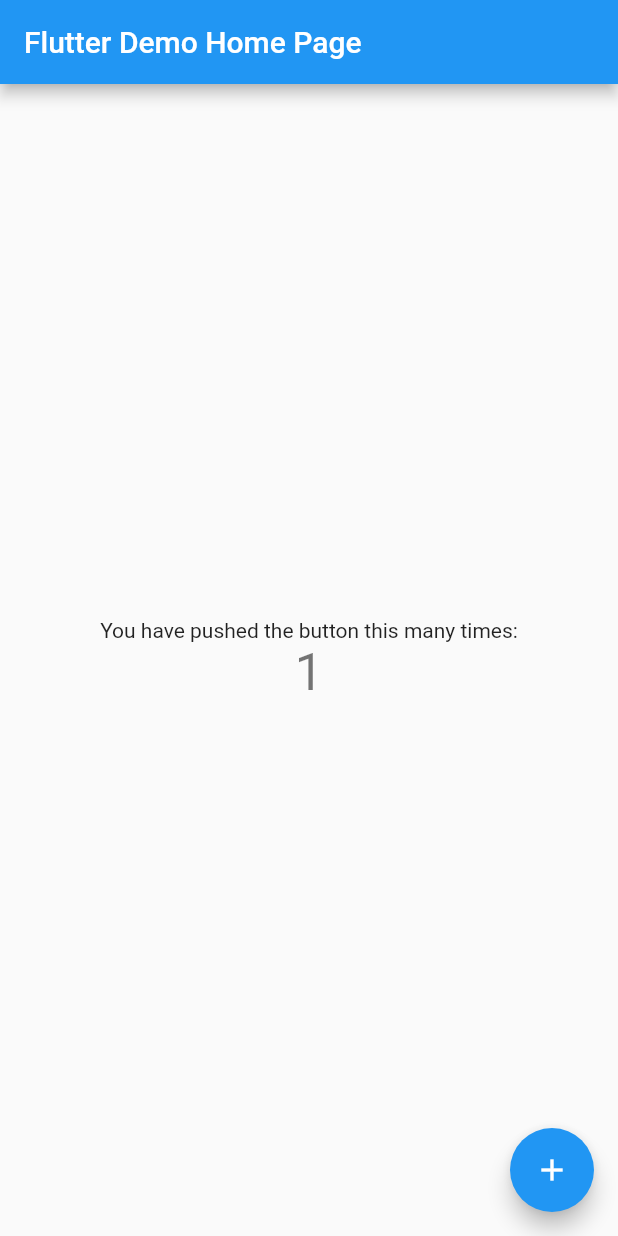
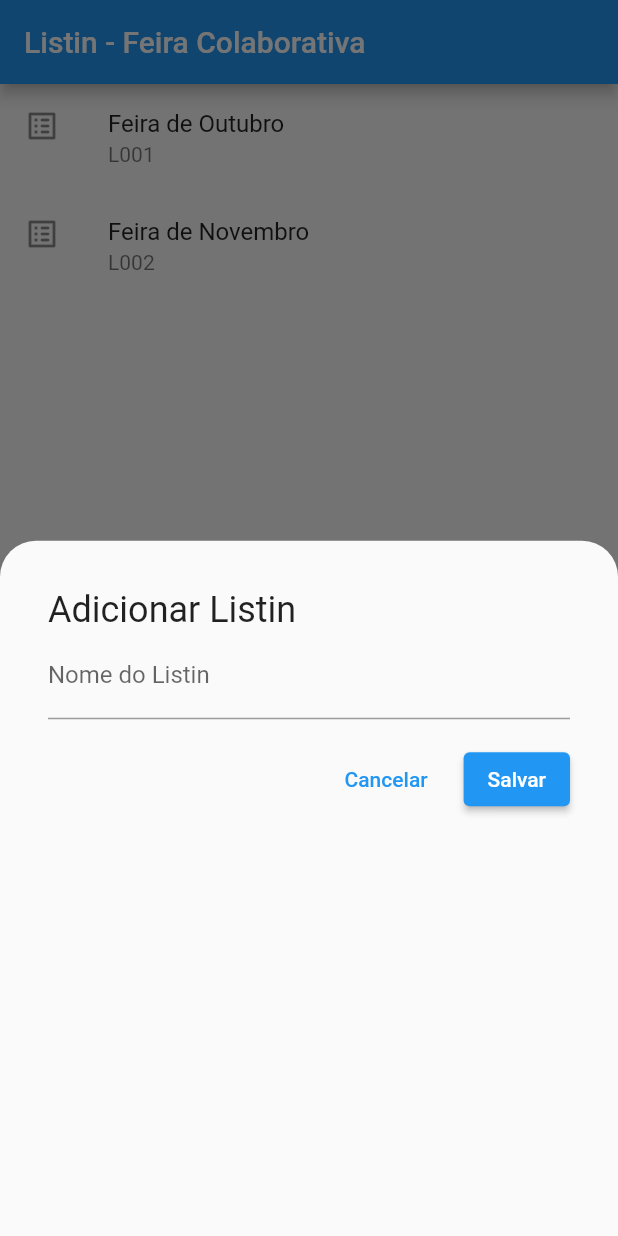
Before and after one commit to arturgussi/flutter_firebase_cloudFireStore, a Flutter app: the screen it shows after launch, after a tap on the "add" icon, on a phone screen of 412 x 824 dp. Run offline on Flutter 3.47's test engine with Material 2 defaults, Android fonts, the phone set to English and light mode, and no system bars; our stand-ins replace cloud_firestore, firebase_core; accounts and stored records are empty; generated files the repository leaves out were written again.

Commit message:
Aula 2: Adicionando e lendo entradas

```diff
--- /dev/null
+++ b/flutter_firebase_firestore_first-main/lib/firestore/models/listin.dart
@@ -0,0 +1,17 @@
+class Listin {
+  String id;
+  String name;
+
+  Listin({required this.id, required this.name});
+
+  Listin.fromMap(Map<String, dynamic> map)
+      : id = map["id"],
+        name = map["name"];
+
+  Map<String, dynamic> toMap() {
+    return {
+      "id": id,
+      "name": name,
+    };
+  }
+}
--- /dev/null
+++ b/flutter_firebase_firestore_first-main/lib/firestore/presentation/home_screen.dart
@@ -0,0 +1,128 @@
+import 'package:cloud_firestore/cloud_firestore.dart';
+import 'package:flutter/material.dart';
+import 'package:uuid/uuid.dart';
+import '../models/listin.dart';
+
+class HomeScreen extends StatefulWidget {
+  const HomeScreen({super.key});
+
+  @override
+  State<HomeScreen> createState() => _HomeScreenState();
+}
+
+class _HomeScreenState extends State<HomeScreen> {
+  final List<Listin> listListins = [
+    Listin(id: "L001", name: "Feira de Outubro"),
+    Listin(id: "L002", name: "Feira de Novembro"),
+  ];
+  FirebaseFirestore firestore = FirebaseFirestore.instance;
+
+  @override
+  Widget build(BuildContext context) {
+    return Scaffold(
+      appBar: AppBar(
+        title: const Text("Listin - Feira Colaborativa"),
+      ),
+      floatingActionButton: FloatingActionButton(
+        onPressed: () {
+          showFormModal();
+        },
+        child: const Icon(Icons.add),
+      ),
+      body: (listListins.isEmpty)
+          ? const Center(
+              child: Text(
+                "Nenhuma lista ainda.\nVamos criar a primeira?",
+                textAlign: TextAlign.center,
+                style: TextStyle(fontSize: 18),
+              ),
+            )
+          : ListView(
+              children: List.generate(
+                listListins.length,
+                (index) {
+                  Listin model = listListins[index];
+                  return ListTile(
+                    leading: const Icon(Icons.list_alt_rounded),
+                    title: Text(model.name),
+                    subtitle: Text(model.id),
+                  );
+                },
+              ),
+            ),
+    );
+  }
+
+  showFormModal() {
+    // Labels à serem mostradas no Modal
+    String title = "Adicionar Listin";
+    String confirmationButton = "Salvar";
+    String skipButton = "Cancelar";
+
+    // Controlador do campo que receberá o nome do Listin
+    TextEditingController nameController = TextEditingController();
+
+    // Função do Flutter que mostra o modal na tela
+    showModalBottomSheet(
+      context: context,
+
+      // Define que as bordas verticais serão arredondadas
+      shape: const RoundedRectangleBorder(
+        borderRadius: BorderRadius.vertical(
+          top: Radius.circular(24),
+        ),
+      ),
+      builder: (context) {
+        return Container(
+          height: MediaQuery.of(context).size.height,
+          padding: const EdgeInsets.all(32.0),
+
+          // Formulário com Título, Campo e Botões
+          child: ListView(
+            children: [
+              Text(title, style: Theme.of(context).textTheme.headlineSmall),
+              TextFormField(
+                controller: nameController,
+                decoration:
+                    const InputDecoration(label: Text("Nome do Listin")),
+              ),
+              const SizedBox(
+                height: 16,
+              ),
+              Row(
+                mainAxisAlignment: MainAxisAlignment.end,
+                children: [
+                  TextButton(
+                    onPressed: () {
+                      Navigator.pop(context);
+                    },
+                    child: Text(skipButton),
+                  ),
+                  const SizedBox(
+                    width: 16,
+                  ),
+                  ElevatedButton(
+                      onPressed: () {
+                        //  Criar o listin com as informacoes
+                        Listin listin = Listin(
+                          id: const Uuid().v1(),
+                          name: nameController.text,
+                        );
+                        // Salvar no firestore
+                        firestore
+                            .collection("listins")
+                            .doc(listin.id)
+                            .set(listin.toMap());
+                        // Fechar o Modal
+                        Navigator.pop(context);
+                      },
+                      child: Text(confirmationButton)),
+                ],
+              )
+            ],
+          ),
+        );
+      },
+    );
+  }
+}
--- a/flutter_firebase_firestore_first-main/lib/main.dart
+++ b/flutter_firebase_firestore_first-main/lib/main.dart
@@ -1,5 +1,6 @@
 import 'package:cloud_firestore/cloud_firestore.dart';
 import 'package:firebase_core/firebase_core.dart';
+import 'package:flutter_firebase_firestore_first/firestore/presentation/home_screen.dart';
 import 'firebase_options.dart';
 import 'package:flutter/material.dart';
 
@@ -12,118 +13,23 @@ void main() async {
 
   runApp(const MyApp());
 
-  FirebaseFirestore firestore = FirebaseFirestore.instance;
-  firestore.collection("Teste").doc("Testando").set({
-    "Funcionou?": true,
-  });
+  // FirebaseFirestore firestore = FirebaseFirestore.instance;
+  // firestore.collection("Teste").doc("Testando").set({
+  //   "Funcionou?": true,
+  // });
 }
 
 class MyApp extends StatelessWidget {
   const MyApp({super.key});
 
-  // This widget is the root of your application.
   @override
   Widget build(BuildContext context) {
     return MaterialApp(
       title: 'Flutter Demo',
       theme: ThemeData(
-        // This is the theme of your application.
-        //
-        // Try running your application with "flutter run". You'll see the
-        // application has a blue toolbar. Then, without quitting the app, try
-        // changing the primarySwatch below to Colors.green and then invoke
-        // "hot reload" (press "r" in the console where you ran "flutter run",
-        // or simply save your changes to "hot reload" in a Flutter IDE).
-        // Notice that the counter didn't reset back to zero; the application
-        // is not restarted.
         primarySwatch: Colors.blue,
       ),
-      home: const MyHomePage(title: 'Flutter Demo Home Page'),
+      home: const HomeScreen(),
     );
   }
 }
-
-class MyHomePage extends StatefulWidget {
-  const MyHomePage({super.key, required this.title});
-
-  // This widget is the home page of your application. It is stateful, meaning
-  // that it has a State object (defined below) that contains fields that affect
-  // how it looks.
-
-  // This class is the configuration for the state. It holds the values (in this
-  // case the title) provided by the parent (in this case the App widget) and
-  // used by the build method of the State. Fields in a Widget subclass are
-  // always marked "final".
-
-  final String title;
-
-  @override
-  State<MyHomePage> createState() => _MyHomePageState();
-}
-
-class _MyHomePageState extends State<MyHomePage> {
-  int _counter = 0;
-
-  void _incrementCounter() {
-    setState(() {
-      // This call to setState tells the Flutter framework that something has
-      // changed in this State, which causes it to rerun the build method below
-      // so that the display can reflect the updated values. If we changed
-      // _counter without calling setState(), then the build method would not be
-      // called again, and so nothing would appear to happen.
-      _counter++;
-    });
-  }
-
-  @override
-  Widget build(BuildContext context) {
-    // This method is rerun every time setState is called, for instance as done
-    // by the _incrementCounter method above.
-    //
-    // The Flutter framework has been optimized to make rerunning build methods
-    // fast, so that you can just rebuild anything that needs updating rather
-    // than having to individually change instances of widgets.
-    return Scaffold(
-      appBar: AppBar(
-        // Here we take the value from the MyHomePage object that was created by
-        // the App.build method, and use it to set our appbar title.
-        title: Text(widget.title),
-      ),
-      body: Center(
-        // Center is a layout widget. It takes a single child and positions it
-        // in the middle of the parent.
-        child: Column(
-          // Column is also a layout widget. It takes a list of children and
-          // arranges them vertically. By default, it sizes itself to fit its
-          // children horizontally, and tries to be as tall as its parent.
-          //
-          // Invoke "debug painting" (press "p" in the console, choose the
-          // "Toggle Debug Paint" action from the Flutter Inspector in Android
-          // Studio, or the "Toggle Debug Paint" command in Visual Studio Code)
-          // to see the wireframe for each widget.
-          //
-          // Column has various properties to control how it sizes itself and
-          // how it positions its children. Here we use mainAxisAlignment to
-          // center the children vertically; the main axis here is the vertical
-          // axis because Columns are vertical (the cross axis would be
-          // horizontal).
-          mainAxisAlignment: MainAxisAlignment.center,
-          children: <Widget>[
-            const Text(
-              'You have pushed the button this many times:',
-            ),
-            Text(
-              '$_counter',
-              style: Theme.of(context).textTheme.headline4,
-            ),
-          ],
-        ),
-      ),
-      floatingActionButton: FloatingActionButton(
-        onPressed: _incrementCounter,
-        tooltip: 'Increment',
-        child: const Icon(Icons.add),
-      ), // This trailing comma makes auto-formatting nicer for build methods.
-    );
-  }
-}
--- a/flutter_firebase_firestore_first-main/pubspec.yaml
+++ b/flutter_firebase_firestore_first-main/pubspec.yaml
@@ -38,6 +38,7 @@ dependencies:
   cupertino_icons: ^1.0.2
   firebase_core: ^2.16.0
   cloud_firestore: ^4.9.2
+  uuid: ^4.1.0
 
 dev_dependencies:
   flutter_test:
```
Also changed, not shown: flutter_firebase_firestore_first-main/pubspec.lock.
